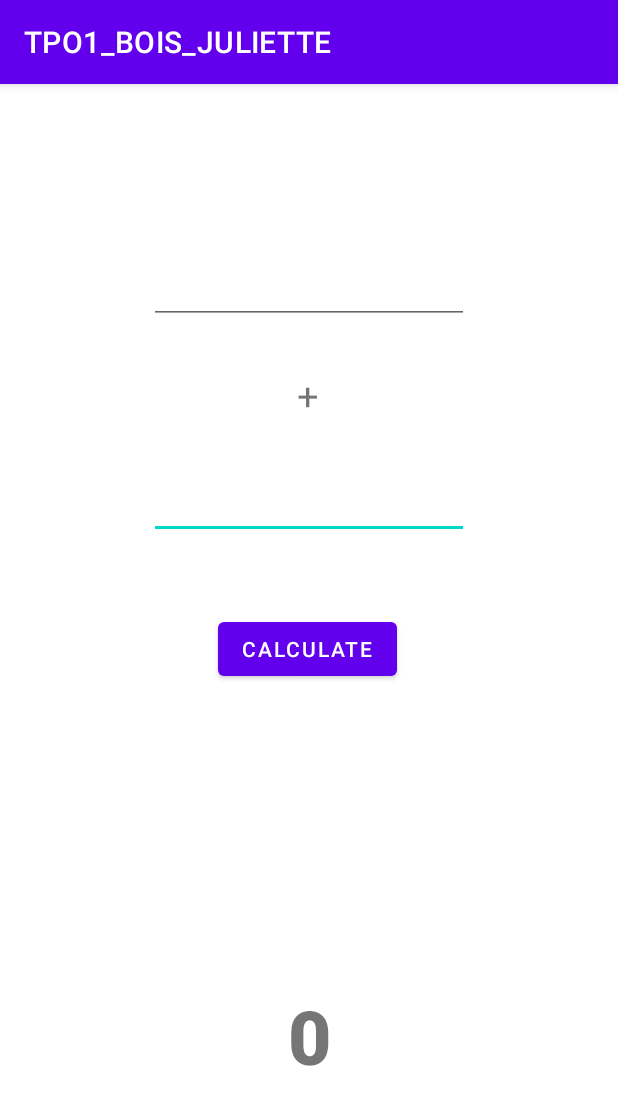
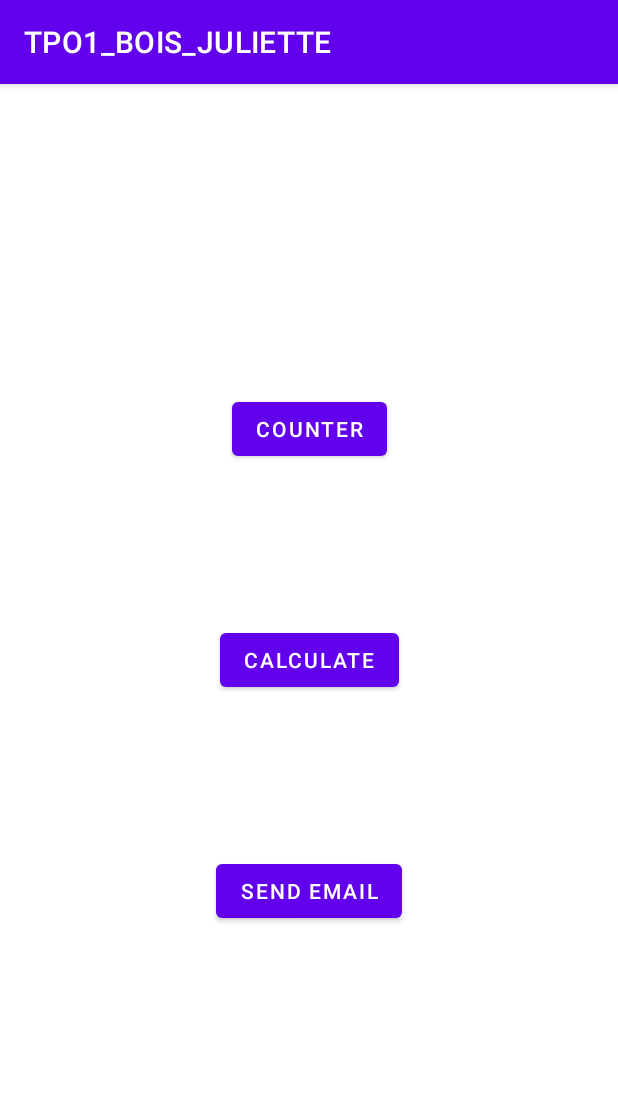
Before and after one commit to juliette-bois/tp1-counter-kotlin, an Android app: the screen it shows after launch (SecondActivity before the commit, EmailActivity after it), on a phone screen of 412 x 824 dp. Shown: the top 1105 px of the screen. Run offline under Robolectric (Android 15) with nearby library versions, the phone set to English and light mode, and no system bars.

Commit message:
Email Indent

```diff
--- /dev/null
+++ b/TPO1_BOIS_JULIETTE/app/src/main/java/fr/juliettebois/dmii/tpo1_bois_juliette/EmailActivity.java
@@ -0,0 +1,63 @@
+package fr.juliettebois.dmii.tpo1_bois_juliette;
+
+import android.annotation.SuppressLint;
+import android.content.Intent;
+import android.os.Bundle;
+import android.view.View;
+
+import androidx.appcompat.app.AppCompatActivity;
+
+import fr.juliettebois.dmii.tpo1_bois_juliette.databinding.ActivityEmailBinding;
+
+public class EmailActivity extends AppCompatActivity {
+    // variables
+    private ActivityEmailBinding binding;
+
+    @Override
+    protected void onCreate(Bundle savedInstanceState) {
+        super.onCreate(savedInstanceState);
+        binding = ActivityEmailBinding.inflate(getLayoutInflater());
+        setContentView(binding.getRoot());
+
+        showCounter();
+        showCalculate();
+        sendEmail();
+    }
+
+    private void showCounter() {
+        // Intercept click on the compute button
+        binding.counter.setOnClickListener(new View.OnClickListener() {
+            @Override
+            public void onClick(View view) {
+                Intent i = new Intent(EmailActivity.this,MainActivity.class);
+                startActivity(i);
+            }
+        });
+    }
+
+    private void showCalculate() {
+        // Intercept click on the compute button
+        binding.calculate.setOnClickListener(new View.OnClickListener() {
+            @Override
+            public void onClick(View view) {
+                Intent i = new Intent(EmailActivity.this,SecondActivity.class);
+                startActivity(i);
+            }
+        });
+    }
+
+    private void sendEmail() {
+        binding.email.setOnClickListener(new View.OnClickListener() {
+            @Override
+            public void onClick(View view) {
+                Intent intent = new Intent(Intent.ACTION_SEND);
+                intent.setType("message/rfc822");
+                intent.putExtra(Intent.EXTRA_EMAIL, new String[]{"juliettebois@icloud.com"});
+                intent.putExtra(Intent.EXTRA_SUBJECT, "Salut !");
+                intent.putExtra(Intent.EXTRA_TEXT, "Ca va ?");
+
+                startActivity(Intent.createChooser(intent, "Send email"));
+            }
+        });
+    }
+}
--- a/TPO1_BOIS_JULIETTE/app/src/main/java/fr/juliettebois/dmii/tpo1_bois_juliette/SecondActivity.java
+++ b/TPO1_BOIS_JULIETTE/app/src/main/java/fr/juliettebois/dmii/tpo1_bois_juliette/SecondActivity.java
@@ -11,7 +11,6 @@ import fr.juliettebois.dmii.tpo1_bois_juliette.databinding.ActivitySecondBinding
 public class SecondActivity extends AppCompatActivity {
     // variables
     private Integer counter;
-
     private ActivitySecondBinding binding;
 
     @Override
--- /dev/null
+++ b/TPO1_BOIS_JULIETTE/app/src/main/res/layout/activity_email.xml
@@ -0,0 +1,41 @@
+<?xml version="1.0" encoding="utf-8"?>
+<androidx.constraintlayout.widget.ConstraintLayout
+    xmlns:android="http://schemas.android.com/apk/res/android"
+    xmlns:app="http://schemas.android.com/apk/res-auto"
+    xmlns:tools="http://schemas.android.com/tools"
+    android:layout_width="match_parent"
+    android:layout_height="match_parent">
+
+    <Button
+        android:id="@+id/counter"
+        android:layout_width="wrap_content"
+        android:layout_height="wrap_content"
+        android:layout_marginTop="100dp"
+        android:text="Counter"
+        app:layout_constraintBottom_toTopOf="@+id/calculate"
+        app:layout_constraintEnd_toEndOf="parent"
+        app:layout_constraintStart_toStartOf="parent"
+        app:layout_constraintTop_toTopOf="parent" />
+
+    <Button
+        android:id="@+id/calculate"
+        android:layout_width="wrap_content"
+        android:layout_height="wrap_content"
+        android:text="Calculate"
+        app:layout_constraintBottom_toTopOf="@+id/email"
+        app:layout_constraintEnd_toEndOf="parent"
+        app:layout_constraintStart_toStartOf="parent"
+        app:layout_constraintTop_toBottomOf="@+id/counter" />
+
+    <Button
+        android:id="@+id/email"
+        android:layout_width="wrap_content"
+        android:layout_height="wrap_content"
+        android:layout_marginBottom="100dp"
+        android:text="Send Email"
+        app:layout_constraintBottom_toBottomOf="parent"
+        app:layout_constraintEnd_toEndOf="parent"
+        app:layout_constraintStart_toStartOf="parent"
+        app:layout_constraintTop_toBottomOf="@+id/calculate" />
+
+</androidx.constraintlayout.widget.ConstraintLayout>
```
Also changed, not shown: TPO1_BOIS_JULIETTE/app/src/main/AndroidManifest.xml (+7 -0 lines), TPO1_BOIS_JULIETTE/app/src/main/java/fr/juliettebois/dmii/tpo1_bois_juliette/MainActivity.java (+9 -14 lines).
